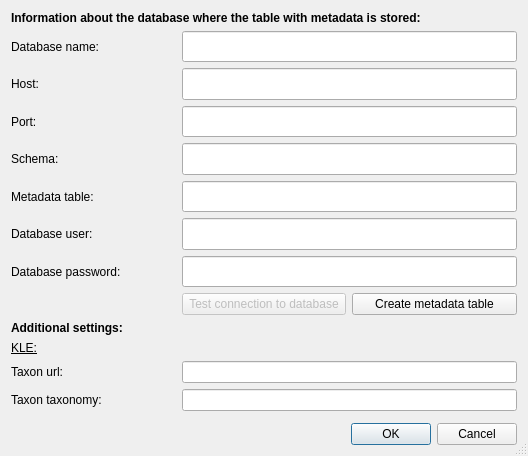
Qt form src/MetadataFunctionality/ui/dialog_settings.ui (Septima/qgis-metadatafunctionality) before a commit.
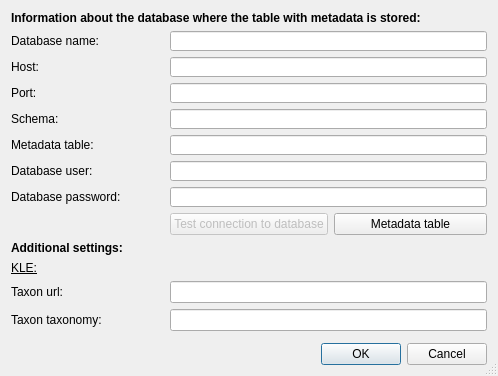
The same form after that commit.

Commit message: Småjustering af settings-dialog

```diff
--- a/src/MetadataFunctionality/ui/dialog_settings.ui
+++ b/src/MetadataFunctionality/ui/dialog_settings.ui
@@ -6,8 +6,8 @@
    <rect>
     <x>0</x>
     <y>0</y>
-    <width>528</width>
-    <height>456</height>
+    <width>498</width>
+    <height>370</height>
    </rect>
   </property>
   <property name="sizePolicy">
@@ -65,6 +65,12 @@
        <verstretch>0</verstretch>
       </sizepolicy>
      </property>
+     <property name="maximumSize">
+      <size>
+       <width>16777215</width>
+       <height>20</height>
+      </size>
+     </property>
      <property name="toolTip">
       <string extracomment="Enter the port of the database with metadata"/>
      </property>
@@ -85,6 +91,12 @@
        <verstretch>0</verstretch>
       </sizepolicy>
      </property>
+     <property name="maximumSize">
+      <size>
+       <width>16777215</width>
+       <height>20</height>
+      </size>
+     </property>
      <property name="toolTip">
       <string extracomment="Enter the database user of the database with metadata"/>
      </property>
@@ -128,6 +140,12 @@
        <verstretch>0</verstretch>
       </sizepolicy>
      </property>
+     <property name="maximumSize">
+      <size>
+       <width>16777215</width>
+       <height>20</height>
+      </size>
+     </property>
      <property name="toolTip">
       <string extracomment="Enter the name of the database where metadatatable is stored"/>
      </property>
@@ -167,6 +185,12 @@
        <verstretch>0</verstretch>
       </sizepolicy>
      </property>
+     <property name="maximumSize">
+      <size>
+       <width>16777215</width>
+       <height>20</height>
+      </size>
+     </property>
      <property name="toolTip">
       <string extracomment="Enter the schema of the metadata table"/>
      </property>
@@ -180,6 +204,12 @@
        <verstretch>0</verstretch>
       </sizepolicy>
      </property>
+     <property name="maximumSize">
+      <size>
+       <width>16777215</width>
+       <height>20</height>
+      </size>
+     </property>
      <property name="toolTip">
       <string extracomment="Enter the table name of the table with metadata"/>
      </property>
@@ -193,6 +223,12 @@
        <verstretch>0</verstretch>
       </sizepolicy>
      </property>
+     <property name="maximumSize">
+      <size>
+       <width>16777215</width>
+       <height>20</height>
+      </size>
+     </property>
      <property name="toolTip">
       <string extracomment="Enter the password of database user to the database with metadata"/>
      </property>
@@ -239,7 +275,7 @@
       <string>Only required the first time you use the plugin</string>
      </property>
      <property name="text">
-      <string>Create metadata table</string>
+      <string>Metadata table</string>
      </property>
     </widget>
    </item>
@@ -274,6 +310,12 @@
        <verstretch>0</verstretch>
       </sizepolicy>
      </property>
+     <property name="maximumSize">
+      <size>
+       <width>16777215</width>
+       <height>20</height>
+      </size>
+     </property>
      <property name="toolTip">
       <string extracomment="Enter the host name of the database with metadata"/>
      </property>
```
